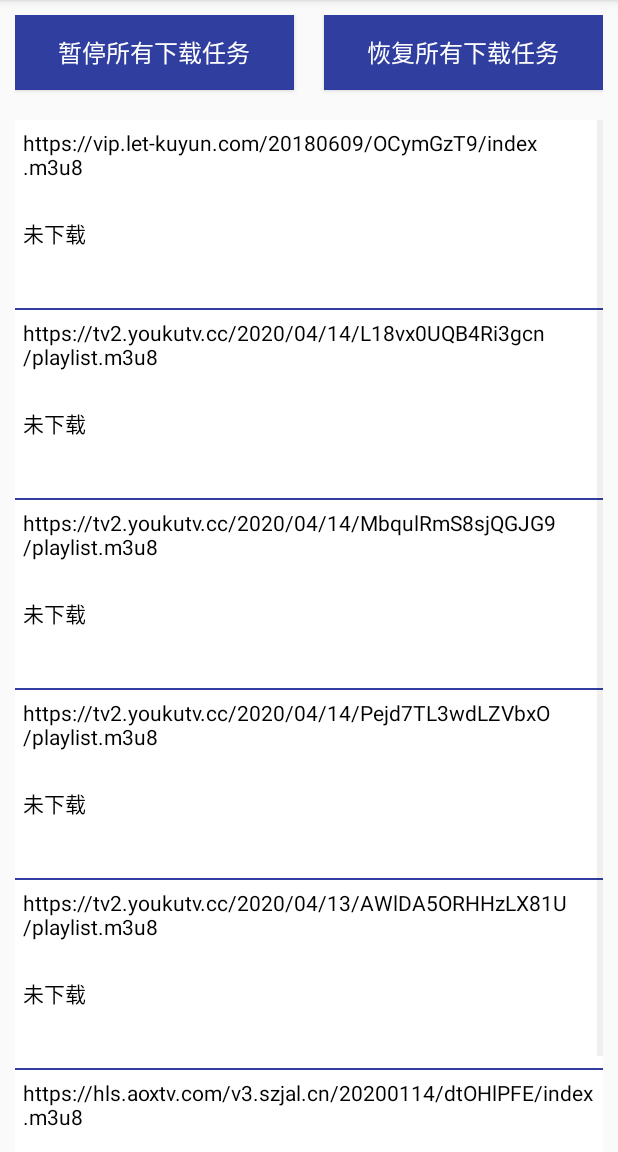
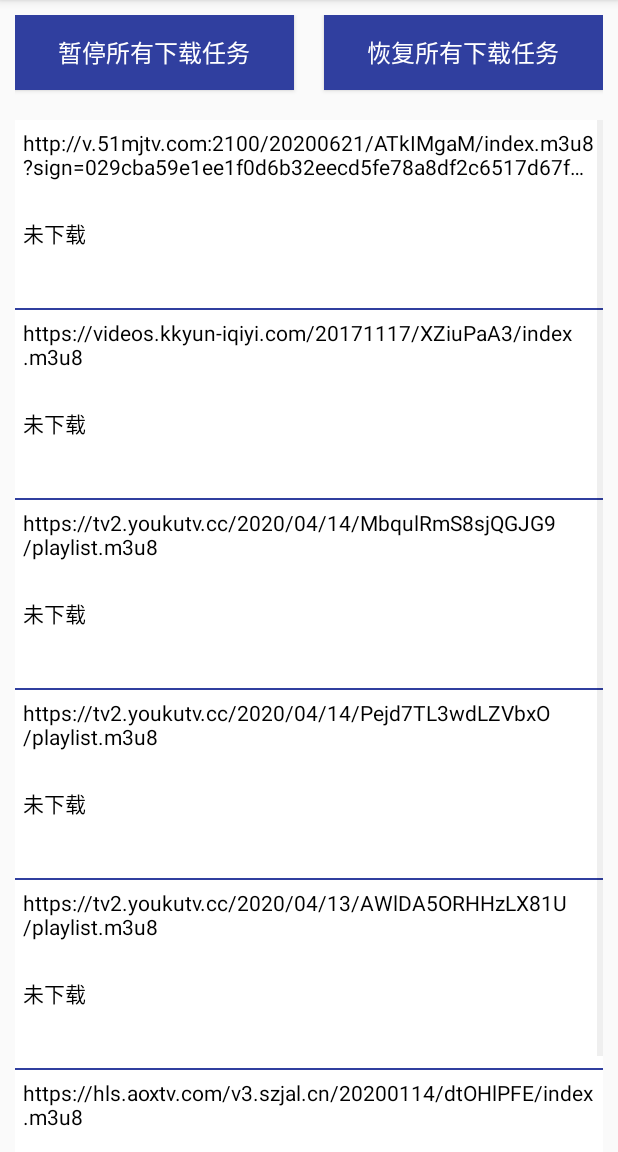
Before and after one commit to JeffMony/VideoDownloader, an Android app: the VideoDownloadListActivity screen opened directly, with no data from a screen before it, on a phone screen of 412 x 824 dp, the part 84-1236 px from its top. Run offline under Robolectric (Android 15) with nearby library versions, the phone set to English and light mode, and no system bars; 2 statements that could not run were skipped.

Commit message:
修复自请求中m3u8解析失败的问题
Signed-off-by: JeffMony <JeffMony>

```diff
--- a/app/src/main/java/com/jeffmony/videodemo/VideoDownloadListActivity.java
+++ b/app/src/main/java/com/jeffmony/videodemo/VideoDownloadListActivity.java
@@ -42,8 +42,8 @@ public class VideoDownloadListActivity extends AppCompatActivity implements View
     }
 
     private void initDatas() {
-        VideoTaskItem item1 = new VideoTaskItem("https://vip.let-kuyun.com/20180609/OCymGzT9/index.m3u8");
-        VideoTaskItem item2 = new VideoTaskItem("https://tv2.youkutv.cc/2020/04/14/L18vx0UQB4Ri3gcn/playlist.m3u8");
+        VideoTaskItem item1 = new VideoTaskItem("http://v.51mjtv.com:2100/20200621/ATkIMgaM/index.m3u8?sign=029cba59e1ee1f0d6b32eecd5fe78a8df2c6517d67fdb451b3a674bd3e2d330364ea2d710b048e0b5c8815df27dd91d270fb773e9171f2fc8ec083d4f23a097a");
+        VideoTaskItem item2 = new VideoTaskItem("https://videos.kkyun-iqiyi.com/20171117/XZiuPaA3/index.m3u8");
         VideoTaskItem item3 = new VideoTaskItem("https://tv2.youkutv.cc/2020/04/14/MbqulRmS8sjQGJG9/playlist.m3u8");
         VideoTaskItem item4 = new VideoTaskItem("https://tv2.youkutv.cc/2020/04/14/Pejd7TL3wdLZVbxO/playlist.m3u8");
         VideoTaskItem item5 = new VideoTaskItem("https://tv2.youkutv.cc/2020/04/13/AWlDA5ORHHzLX81U/playlist.m3u8");
--- a/downloader/src/main/java/com/jeffmony/downloader/m3u8/M3U8Utils.java
+++ b/downloader/src/main/java/com/jeffmony/downloader/m3u8/M3U8Utils.java
@@ -185,7 +185,7 @@ public class M3U8Utils {
                 continue;
             }
             // It has '#EXT-X-STREAM-INF' tag;
-            if (line.endsWith(".m3u8")) {
+            if (line.endsWith(".m3u8") || line.contains(".m3u8")) {
                 if (line.startsWith("/")) {
                     int tempIndex = line.indexOf('/', 1);
                     String tempUrl;
```
